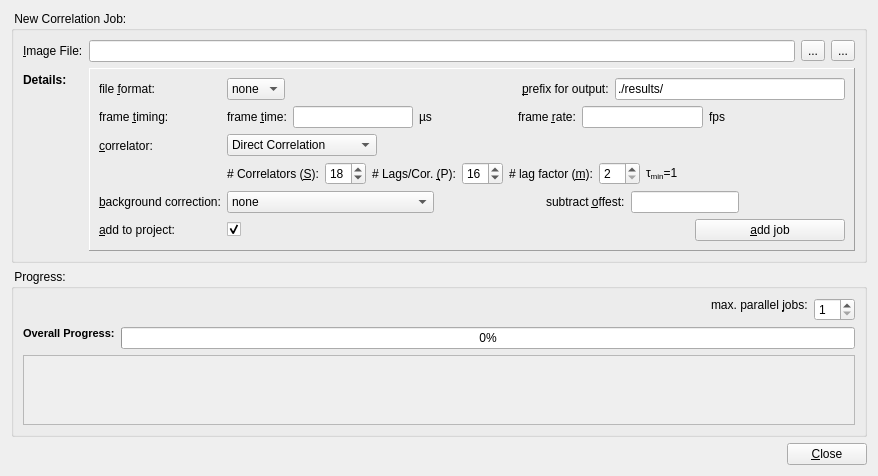
First picture: the form in plugins/imagingfcs/qfrdrimagingfcscorrelationdialog.ui, repository jkriege2/QuickFit3, before the edit.
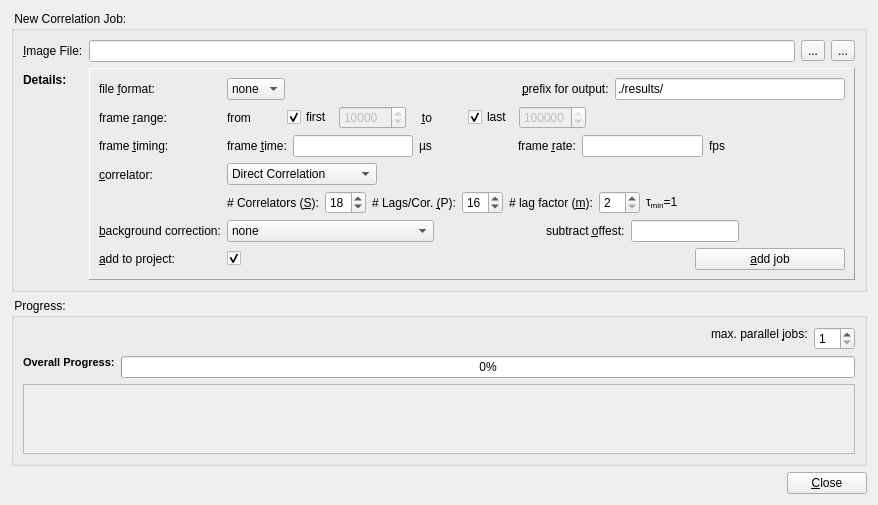
Second picture: the form after the edit. Icons and pictures are not drawn. Custom widgets are drawn as their Qt base class.

```diff
--- a/plugins/imagingfcs/qfrdrimagingfcscorrelationdialog.ui
+++ b/plugins/imagingfcs/qfrdrimagingfcscorrelationdialog.ui
@@ -13,7 +13,7 @@
     <x>0</x>
     <y>0</y>
     <width>878</width>
-    <height>467</height>
+    <height>495</height>
    </rect>
   </property>
   <property name="windowTitle">
@@ -164,7 +164,7 @@
            </item>
           </layout>
          </item>
-         <item row="1" column="0">
+         <item row="2" column="0">
           <widget class="QLabel" name="label_6">
            <property name="text">
             <string>frame &amp;timing:</string>
@@ -174,7 +174,7 @@
            </property>
           </widget>
          </item>
-         <item row="1" column="1">
+         <item row="2" column="1">
           <layout class="QHBoxLayout" name="horizontalLayout_4">
            <item>
             <widget class="QLabel" name="label_15">
@@ -261,7 +261,7 @@
            </item>
           </layout>
          </item>
-         <item row="2" column="0">
+         <item row="3" column="0">
           <widget class="QLabel" name="label_8">
            <property name="text">
             <string>&amp;correlator:</string>
@@ -271,7 +271,7 @@
            </property>
           </widget>
          </item>
-         <item row="2" column="1">
+         <item row="3" column="1">
           <layout class="QVBoxLayout" name="verticalLayout">
            <item>
             <layout class="QHBoxLayout" name="horizontalLayout_6">
@@ -401,7 +401,7 @@
            </item>
           </layout>
          </item>
-         <item row="3" column="0">
+         <item row="4" column="0">
           <widget class="QLabel" name="label_12">
            <property name="text">
             <string>&amp;background correction:</string>
@@ -411,7 +411,7 @@
            </property>
           </widget>
          </item>
-         <item row="3" column="1">
+         <item row="4" column="1">
           <layout class="QHBoxLayout" name="horizontalLayout_9">
            <item>
             <widget class="QComboBox" name="cmbBackground">
@@ -486,7 +486,7 @@
            </item>
           </layout>
          </item>
-         <item row="4" column="0">
+         <item row="5" column="0">
           <widget class="QLabel" name="label_17">
            <property name="text">
             <string>&amp;add to project:</string>
@@ -496,7 +496,7 @@
            </property>
           </widget>
          </item>
-         <item row="4" column="1">
+         <item row="5" column="1">
           <layout class="QHBoxLayout" name="horizontalLayout_5">
            <item>
             <widget class="QCheckBox" name="chkAddToProject">
@@ -530,6 +530,102 @@
            </item>
           </layout>
          </item>
+         <item row="1" column="0">
+          <widget class="QLabel" name="label_18">
+           <property name="text">
+            <string>frame &amp;range:</string>
+           </property>
+           <property name="buddy">
+            <cstring>chkFirstFrame</cstring>
+           </property>
+          </widget>
+         </item>
+         <item row="1" column="1">
+          <layout class="QHBoxLayout" name="horizontalLayout_10">
+           <item>
+            <widget class="QLabel" name="label_19">
+             <property name="text">
+              <string>from         </string>
+             </property>
+            </widget>
+           </item>
+           <item>
+            <widget class="QCheckBox" name="chkFirstFrame">
+             <property name="text">
+              <string>first</string>
+             </property>
+             <property name="checked">
+              <bool>true</bool>
+             </property>
+            </widget>
+           </item>
+           <item>
+            <widget class="QSpinBox" name="spinFirstFrame">
+             <property name="enabled">
+              <bool>false</bool>
+             </property>
+             <property name="maximum">
+              <number>10000000</number>
+             </property>
+             <property name="singleStep">
+              <number>1000</number>
+             </property>
+             <property name="value">
+              <number>10000</number>
+             </property>
+            </widget>
+           </item>
+           <item>
+            <widget class="QLabel" name="label_20">
+             <property name="text">
+              <string>   &amp;to         </string>
+             </property>
+             <property name="buddy">
+              <cstring>chkLastFrame</cstring>
+             </property>
+            </widget>
+           </item>
+           <item>
+            <widget class="QCheckBox" name="chkLastFrame">
+             <property name="text">
+              <string>last</string>
+             </property>
+             <property name="checked">
+              <bool>true</bool>
+             </property>
+            </widget>
+           </item>
+           <item>
+            <widget class="QSpinBox" name="spinLastFrame">
+             <property name="enabled">
+              <bool>false</bool>
+             </property>
+             <property name="maximum">
+              <number>10000000</number>
+             </property>
+             <property name="singleStep">
+              <number>1000</number>
+             </property>
+             <property name="value">
+              <number>100000</number>
+             </property>
+            </widget>
+           </item>
+           <item>
+            <spacer name="horizontalSpacer_10">
+             <property name="orientation">
+              <enum>Qt::Horizontal</enum>
+             </property>
+             <property name="sizeHint" stdset="0">
+              <size>
+               <width>40</width>
+               <height>20</height>
+              </size>
+             </property>
+            </spacer>
+           </item>
+          </layout>
+         </item>
         </layout>
        </widget>
       </item>
```
Left out of the diff: 6 changed lines with no effect on the pictures.
